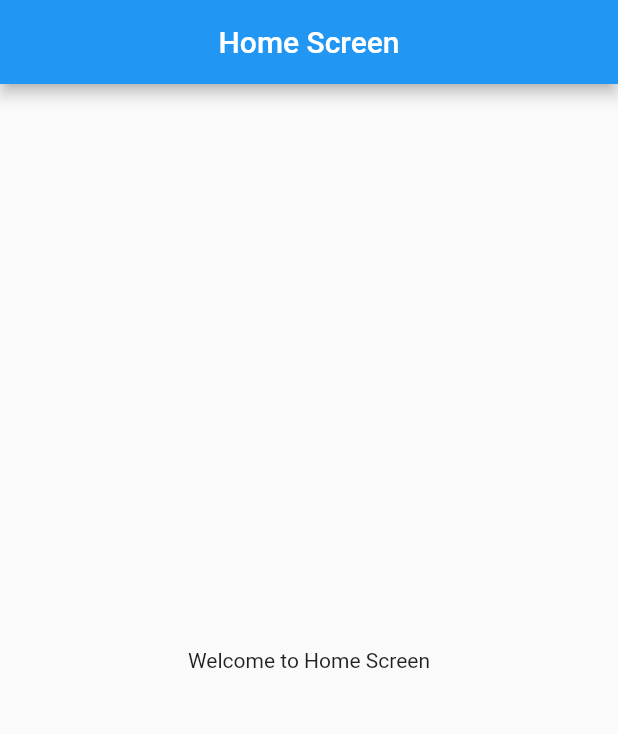
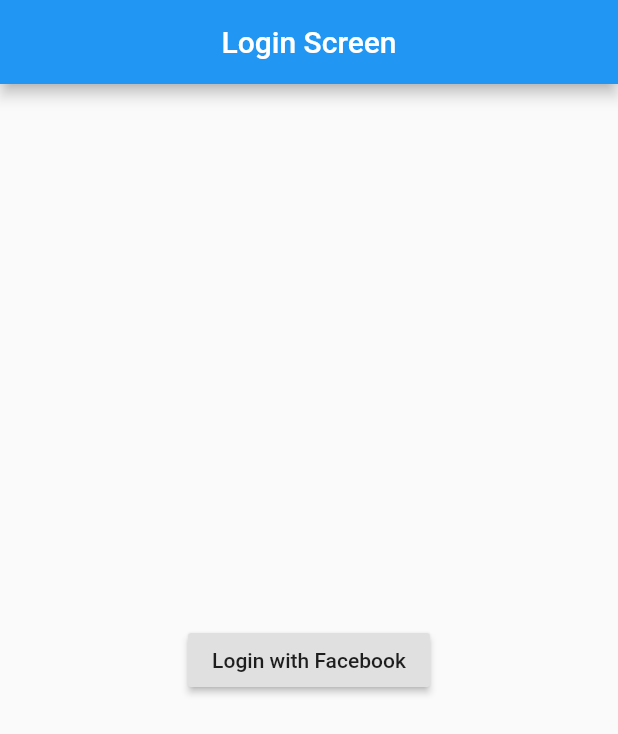
Before and after one commit to shanghaicityboi/unclechat_v1, a Flutter app: the screen it shows after launch, on a phone screen of 412 x 824 dp. Shown: the top 734 px of the screen. Run offline on Flutter 3.47's test engine with Material 2 defaults, Android fonts, the phone set to English and light mode, and no system bars; missing offline and left inert: flutter_facebook_auth.

Commit message:
Add Facebook Login feature

```diff
--- a/analysis_options.yaml
+++ b/analysis_options.yaml
@@ -3,3 +3,4 @@ include: package:effective_dart/analysis_options.yaml
 linter:
   rules:
     public_member_api_docs: false
+    prefer_relative_imports: false
--- a/lib/main.dart
+++ b/lib/main.dart
@@ -1,4 +1,5 @@
 import 'package:flutter/material.dart';
+import 'package:unclechat_v1/screen/login.dart';
 
 void main() {
   runApp(UncleChat());
@@ -13,29 +14,7 @@ class UncleChat extends StatelessWidget {
         primarySwatch: Colors.blue,
         appBarTheme: AppBarTheme(centerTitle: true),
       ),
-      home: HomeScreen(),
+      home: LoginScreen(),
     );
   }
 }
-
-class HomeScreen extends StatefulWidget {
-  @override
-  _HomeScreenState createState() => _HomeScreenState();
-}
-
-class _HomeScreenState extends State<HomeScreen> {
-  @override
-  Widget build(BuildContext context) {
-    return Scaffold(
-      appBar: AppBar(title: Text('Home Screen')),
-      body: Center(
-        child: Column(
-          mainAxisAlignment: MainAxisAlignment.center,
-          children: <Widget>[
-            Text('Welcome to Home Screen'),
-          ],
-        ),
-      ),
-    );
-  }
-}
--- /dev/null
+++ b/lib/screen/login.dart
@@ -0,0 +1,31 @@
+import 'package:flutter/material.dart';
+import 'package:flutter_facebook_auth/flutter_facebook_auth.dart';
+
+class LoginScreen extends StatelessWidget {
+  @override
+  Widget build(BuildContext context) {
+    return Scaffold(
+      appBar: AppBar(
+        title: Text('Login Screen'),
+      ),
+      body: Center(
+        child: Column(
+          mainAxisAlignment: MainAxisAlignment.center,
+          children: [
+            RaisedButton(
+              onPressed: () async {
+                final result = await FacebookAuth.instance.login();
+                final token = result.token;
+                if (token != null) {
+                  final userData = await FacebookAuth.instance.getUserData();
+                  print(userData.entries);
+                }
+              },
+              child: Text('Login with Facebook'),
+            ),
+          ],
+        ),
+      ),
+    );
+  }
+}
--- a/pubspec.yaml
+++ b/pubspec.yaml
@@ -23,11 +23,11 @@ environment:
 dependencies:
   flutter:
     sdk: flutter
-
+  flutter_facebook_auth: ^1.0.1
 
   # The following adds the Cupertino Icons font to your application.
   # Use with the CupertinoIcons class for iOS style icons.
-  cupertino_icons: ^1.0.1
+  # cupertino_icons: ^1.0.1
 
 dev_dependencies:
   flutter_test:
```
Also changed, not shown: lib/screen/home.dart (added, +23 -0 lines), pubspec.lock, 5 other files.
